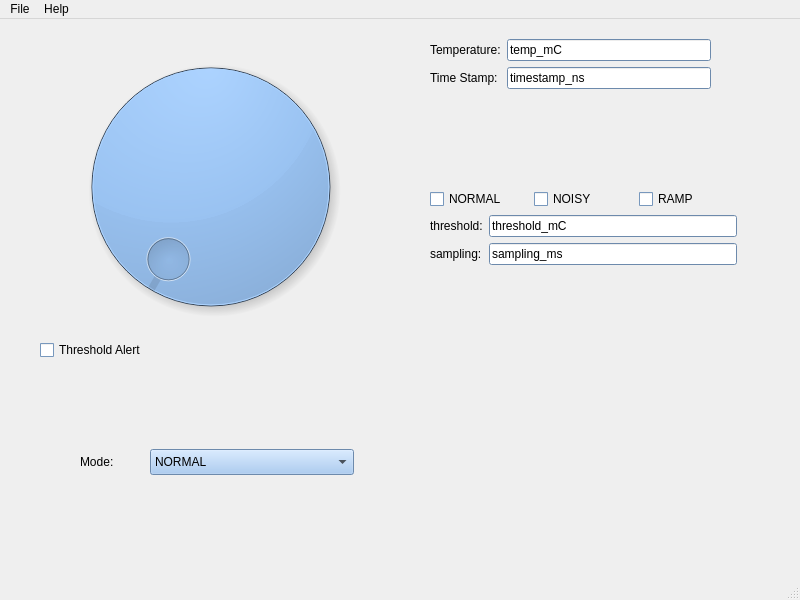
Qt form user/gui/mainwindow.ui (carloszlopez/simtemp) before a commit.
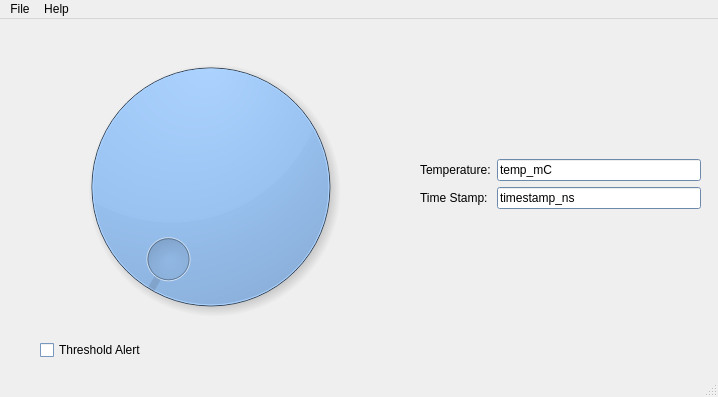
The same form after that commit.

Diff of the .ui file:
```diff
--- a/user/gui/mainwindow.ui
+++ b/user/gui/mainwindow.ui
@@ -6,8 +6,8 @@
    <rect>
     <x>0</x>
     <y>0</y>
-    <width>800</width>
-    <height>600</height>
+    <width>718</width>
+    <height>397</height>
    </rect>
   </property>
   <property name="windowTitle">
@@ -486,8 +486,8 @@
    <widget class="QWidget" name="formLayoutWidget_2">
     <property name="geometry">
      <rect>
-      <x>430</x>
-      <y>20</y>
+      <x>420</x>
+      <y>140</y>
       <width>281</width>
       <height>60</height>
      </rect>
@@ -507,13 +507,6 @@
        </property>
       </widget>
      </item>
-     <item row="1" column="0">
-      <widget class="QLabel" name="timestamp_ns_txt">
-       <property name="text">
-        <string>Time Stamp:</string>
-       </property>
-      </widget>
-     </item>
      <item row="1" column="1">
       <widget class="QLineEdit" name="timestamp_ns_line">
        <property name="text">
@@ -521,115 +514,15 @@
        </property>
       </widget>
      </item>
-    </layout>
-   </widget>
-   <widget class="QWidget" name="verticalLayoutWidget">
-    <property name="geometry">
-     <rect>
-      <x>430</x>
-      <y>170</y>
-      <width>307</width>
-      <height>117</height>
-     </rect>
-    </property>
-    <layout class="QVBoxLayout" name="sysfs_layout">
-     <item>
-      <layout class="QHBoxLayout" name="mode_layout">
-       <item>
-        <widget class="QCheckBox" name="norm_checkBox">
-         <property name="text">
-          <string>NORMAL</string>
-         </property>
-        </widget>
-       </item>
-       <item>
-        <widget class="QCheckBox" name="noisy_checkBox">
-         <property name="text">
-          <string>NOISY</string>
-         </property>
-        </widget>
-       </item>
-       <item>
-        <widget class="QCheckBox" name="ramp_checkBox">
-         <property name="text">
-          <string>RAMP</string>
-         </property>
-        </widget>
-       </item>
-      </layout>
+     <item row="1" column="0">
+      <widget class="QLabel" name="timestamp_ns_txt">
+       <property name="text">
+        <string>Time Stamp:</string>
+       </property>
+      </widget>
      </item>
-     <item>
-      <layout class="QFormLayout" name="other_layout">
-       <item row="1" column="0">
-        <widget class="QLabel" name="sampling_ms_txt">
-         <property name="text">
-          <string>sampling:</string>
-         </property>
-        </widget>
-       </item>
-       <item row="1" column="1">
-        <widget class="QLineEdit" name="sampling_ms_line">
-         <property name="text">
-          <string>sampling_ms</string>
-         </property>
-        </widget>
-       </item>
-       <item row="0" column="0">
-        <widget class="QLabel" name="threshold_mC_txt">
-         <property name="text">
-          <string>threshold:</string>
-         </property>
-        </widget>
-       </item>
-       <item row="0" column="1">
-        <widget class="QLineEdit" name="threshold_mC_line">
-         <property name="text">
-          <string>threshold_mC</string>
-         </property>
-        </widget>
-       </item>
-      </layout>
-     </item>
     </layout>
    </widget>
-   <widget class="QComboBox" name="mode_comboBox">
-    <property name="geometry">
-     <rect>
-      <x>150</x>
-      <y>430</y>
-      <width>204</width>
-      <height>26</height>
-     </rect>
-    </property>
-    <item>
-     <property name="text">
-      <string>NORMAL</string>
-     </property>
-    </item>
-    <item>
-     <property name="text">
-      <string>NOISY</string>
-     </property>
-    </item>
-    <item>
-     <property name="text">
-      <string>RAMP</string>
-     </property>
-    </item>
-   </widget>
-   <widget class="QLabel" name="mode_txt">
-    <property name="geometry">
-     <rect>
-      <x>80</x>
-      <y>430</y>
-      <width>43</width>
-      <height>26</height>
-     </rect>
-    </property>
-    <property name="text">
-     <string>Mode:</string>
-    </property>
-   </widget>
    <widget class="QWidget" name="verticalLayoutWidget_2">
     <property name="geometry">
      <rect>
@@ -668,7 +561,7 @@
     <rect>
      <x>0</x>
      <y>0</y>
-     <width>800</width>
+     <width>718</width>
      <height>23</height>
     </rect>
    </property>
```
